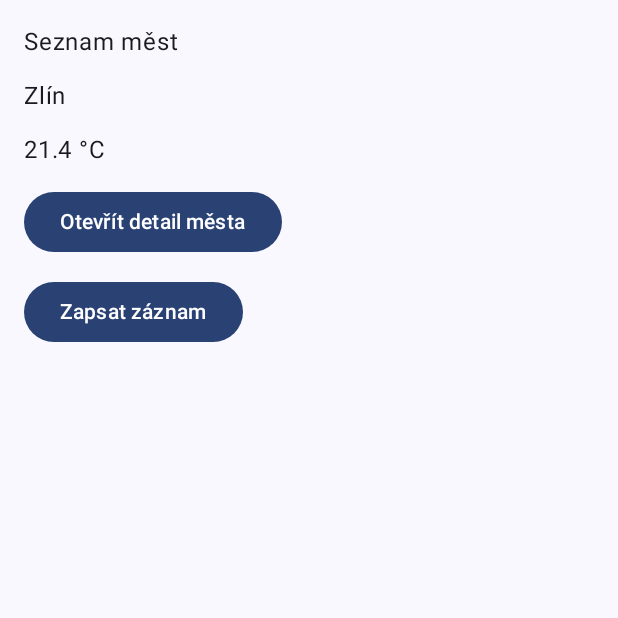
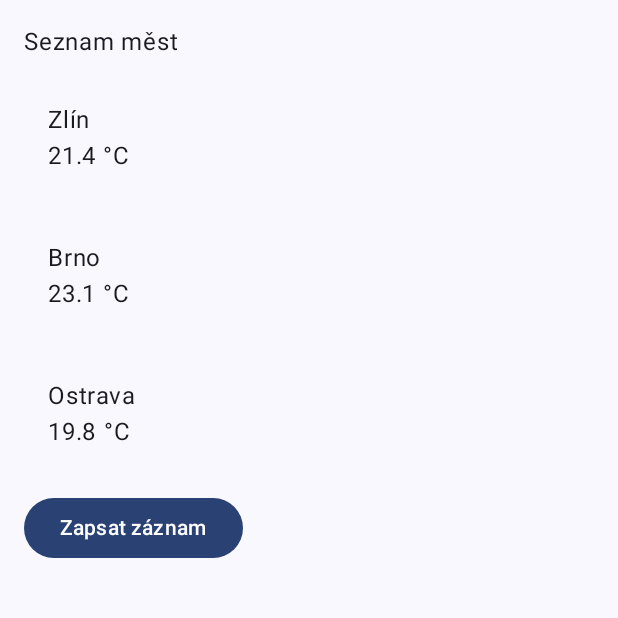
Before and after one commit to Martas666/meteodenik, an Android app built with Jetpack Compose: the screen it shows after launch (MainActivity), after a tap on "Zapsat záznam", on a phone screen of 412 x 824 dp, the top half of it. Run offline under Robolectric (Android 15) with nearby library versions, the phone set to English and light mode, and no system bars.

Commit message:
Lekce 05: seznam mest a detail s predanim dat

```diff
--- /dev/null
+++ b/app/src/main/java/cz/utb/meteodenik/model/Mesto.kt
@@ -0,0 +1,12 @@
+package cz.utb.meteodenik.model
+
+data class Mesto(
+    val nazev: String,
+    val teplota: Double
+)
+
+val UKAZKOVA_MESTA = listOf(
+    Mesto("Zlín", 21.4),
+    Mesto("Brno", 23.1),
+    Mesto("Ostrava", 19.8)
+)
--- a/app/src/main/java/cz/utb/meteodenik/ui/DetailObrazovka.kt
+++ b/app/src/main/java/cz/utb/meteodenik/ui/DetailObrazovka.kt
@@ -1,4 +1,3 @@
-
 package cz.utb.meteodenik.ui
 
 import android.content.ActivityNotFoundException
--- a/app/src/main/java/cz/utb/meteodenik/ui/SeznamMestObrazovka.kt
+++ b/app/src/main/java/cz/utb/meteodenik/ui/SeznamMestObrazovka.kt
@@ -1,8 +1,10 @@
 package cz.utb.meteodenik.ui
 
 import android.content.Intent
+import androidx.compose.foundation.clickable
 import androidx.compose.foundation.layout.Arrangement
 import androidx.compose.foundation.layout.Column
+import androidx.compose.foundation.layout.fillMaxWidth
 import androidx.compose.foundation.layout.padding
 import androidx.compose.material3.Button
 import androidx.compose.material3.Text
@@ -14,6 +16,7 @@ import androidx.compose.ui.unit.dp
 import cz.utb.meteodenik.DetailMestaActivity
 import cz.utb.meteodenik.R
 import cz.utb.meteodenik.ZaznamUlozenReceiver
+import cz.utb.meteodenik.model.UKAZKOVA_MESTA
 
 @Composable
 fun SeznamMestObrazovka(modifier: Modifier = Modifier) {
@@ -26,24 +29,38 @@ fun SeznamMestObrazovka(modifier: Modifier = Modifier) {
     ) {
         Text(text = stringResource(R.string.seznam_mest))
 
-        Text(text = "Zlín")
-
-        Text(text = stringResource(R.string.teplota_format, 21.4))
-
-        Button(
-            onClick = {
+        UKAZKOVA_MESTA.forEach { mesto ->
+            Column(
+                modifier = Modifier
+                    .fillMaxWidth()
+                    .clickable {
                         val intent = Intent(
                             context,
                             DetailMestaActivity::class.java
                         ).apply {
-                    putExtra(DetailMestaActivity.EXTRA_MESTO, "Zlín")
-                    putExtra(DetailMestaActivity.EXTRA_TEPLOTA, 21.4)
+                            putExtra(
+                                DetailMestaActivity.EXTRA_MESTO,
+                                mesto.nazev
+                            )
+                            putExtra(
+                                DetailMestaActivity.EXTRA_TEPLOTA,
+                                mesto.teplota
+                            )
                         }
 
                         context.startActivity(intent)
                     }
+                    .padding(16.dp)
             ) {
-            Text(text = stringResource(R.string.otevri_detail))
+                Text(text = mesto.nazev)
+
+                Text(
+                    text = stringResource(
+                        R.string.teplota_format,
+                        mesto.teplota
+                    )
+                )
+            }
         }
 
         Button(
@@ -52,7 +69,10 @@ fun SeznamMestObrazovka(modifier: Modifier = Modifier) {
                     ZaznamUlozenReceiver.ACTION_ZAZNAM_ULOZEN
                 ).apply {
                     setPackage(context.packageName)
-                    putExtra(ZaznamUlozenReceiver.EXTRA_MESTO, "Zlín")
+                    putExtra(
+                        ZaznamUlozenReceiver.EXTRA_MESTO,
+                        UKAZKOVA_MESTA.first().nazev
+                    )
                 }
 
                 context.sendBroadcast(intent)
```
Lines whose indentation alone changed are shown as unchanged.
